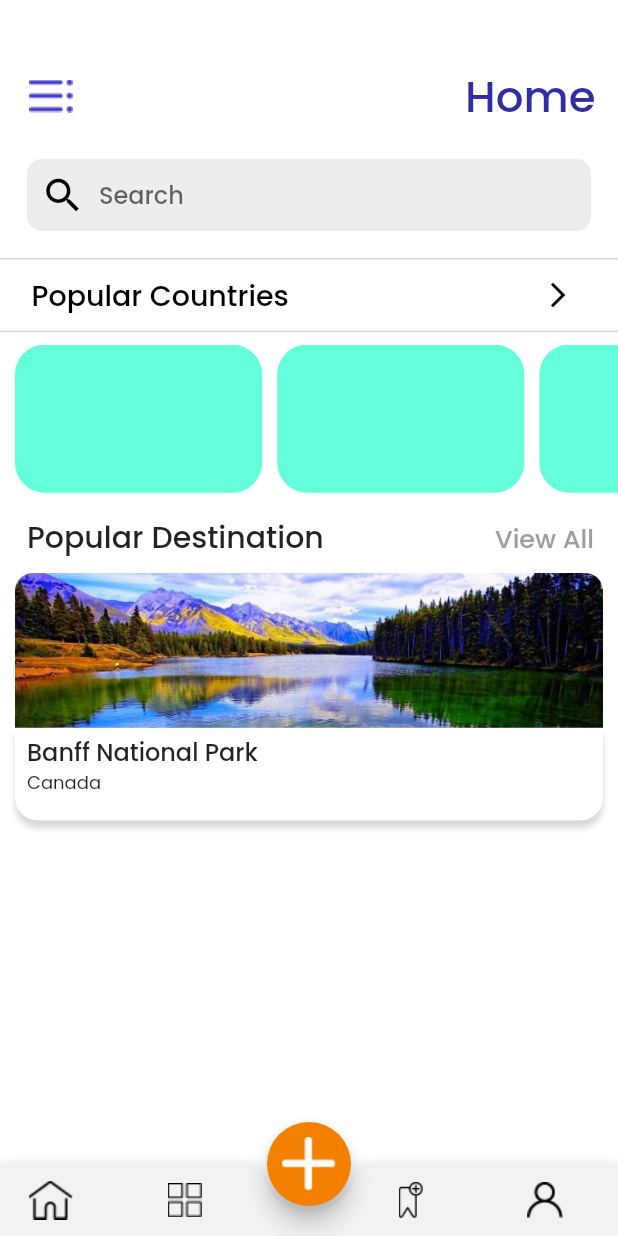
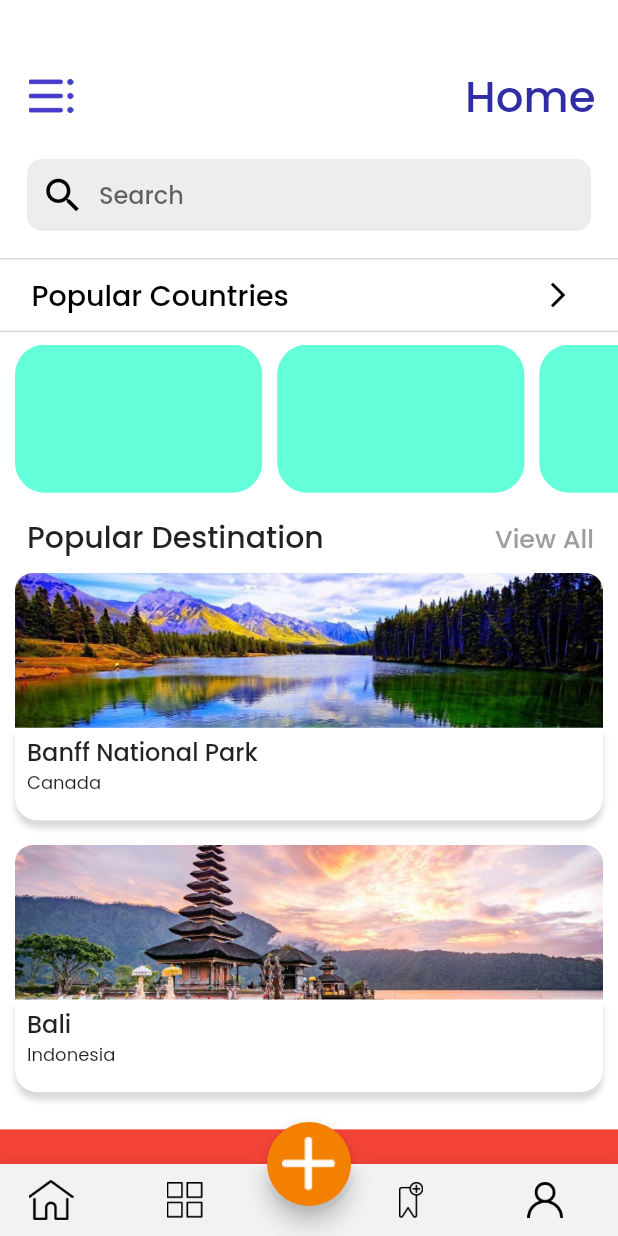
Before and after one commit to nexus-hash/Tour-Booking-App, a Flutter app: the HomePage screen opened directly, on a phone screen of 412 x 824 dp. Run offline on Flutter 3.47's test engine with Material 2 defaults, Android fonts, the phone set to English and light mode, and no system bars.

Commit message:
Improved Icon and Image Quality

```diff
--- a/lib/Home/HomePage.dart
+++ b/lib/Home/HomePage.dart
@@ -65,7 +65,7 @@ class _HomePageState extends State<HomePage> {
                 width: MediaQuery.of(context).size.width * .25,
               ),
               IconButton(
-                  icon: ImageIcon(AssetImage('assets/images/bookmarkicon.png'),
+                  icon: ImageIcon(AssetImage('assets/images/bookmark.png'),
                       color: _changedColor3),
                   onPressed: () {setState(() {
                     _myPage.jumpToPage(2);
--- a/lib/Home/HomeVIew.dart
+++ b/lib/Home/HomeVIew.dart
@@ -1,5 +1,4 @@
 import 'package:flutter/material.dart';
-import 'package:travel_ui/Drawer.dart';
 
 class HomePageView extends StatefulWidget {
   @override
@@ -20,7 +19,7 @@ class _HomePageViewState extends State<HomePageView> {
                 child: Row(
                   mainAxisAlignment: MainAxisAlignment.spaceBetween,
                   children: <Widget>[
-                    IconButton(icon: ImageIcon(AssetImage("assets/images/menu.png"),size: 30.0,color: Color(0xFF463EC9),), onPressed:(){} ),
+                    IconButton(icon: ImageIcon(AssetImage("assets/images/list.png"),size: 30.0,color: Color(0xFF463EC9),), onPressed:(){} ),
                     Text("Home",style: TextStyle(color: Color(0xFF312DA4),
                       fontFamily: 'PoppinsMed',
                       fontSize: 29.0
@@ -196,12 +195,81 @@ class _HomePageViewState extends State<HomePageView> {
                             ),
                           ),
                         ),
-
                       ],
                     ),
                   )
                 ),
+              SizedBox(height: MediaQuery.of(context).size.height*.02,),
+              Padding(
+                  padding: const EdgeInsets.only(left: 10.0,right: 10.0),
+                  child:  Container(
+                    width: double.infinity,
+                    height: MediaQuery.of(context).size.height*.20,
+                    decoration: BoxDecoration(
+                        borderRadius: BorderRadius.all(Radius.circular(15.0)),
+                        color: Colors.black12
+                    ),
+                    child: Stack(
+                      children: <Widget>[
+                        Container(
+                          child: Image.asset('assets/images/BALI.png',
+                            fit: BoxFit.fitHeight,
+                          ),
+                        ),
+                        Align(
+                          alignment: Alignment.bottomCenter,
+                          child: Container(
+                            width: double.infinity,
+                            height: MediaQuery.of(context).size.height*.075,
+                            decoration: BoxDecoration(
+                                color: Colors.white,
+                                boxShadow: <BoxShadow>[
+                                  BoxShadow(
+                                    offset: Offset(0.0, 5.0),
+                                    color: Colors.grey.withOpacity(.4),
+                                    blurRadius: 3.0,
 
+                                  )
+                                ],
+                                borderRadius: BorderRadius.only(bottomLeft: Radius.circular(15.0),bottomRight: Radius.circular(15.0))
+                            ),
+                            child: Padding(
+                              padding: const EdgeInsets.only(left: 8.0,right: 8.0,top: 4.0),
+                              child: Column(
+                                children: <Widget>[
+                                  Align(
+                                    alignment: Alignment.topLeft,
+                                    child: Text("Bali",
+                                      style: TextStyle(
+                                          fontFamily: "PoppinsMed",
+                                          fontSize: 16.0
+                                      ),
+                                    ),
+                                  ),
+                                  Align(
+                                    alignment: Alignment.topLeft,
+                                    child: Text("Indonesia",
+                                      style: TextStyle(
+                                          fontFamily: "Poppins",
+                                          fontSize: 12.0
+                                      ),
+                                    ),
+                                  )
+                                ],
+                              ),
+                            ),
+                          ),
+                        ),
+                      ],
+                    ),
+                  )
+              ),
+              SizedBox(height: MediaQuery.of(context).size.height*.03,),
+              Container(
+                width: double.infinity,
+                height: MediaQuery.of(context).size.height*.08,
+                color: Colors.red,
+              ),
             ],
           ),
       ),
```
Also changed, not shown: assets/images/BALI.png (added), assets/images/Background.png, assets/images/BackgroundLogin.png, assets/images/Category.png, assets/images/bookmark.png (added), assets/images/bookmarkicon.png (deleted), assets/images/homeicon.png, assets/images/list.png (added), assets/images/mail@2x.png (added), assets/images/passwordicon.png, assets/images/user2.png.
